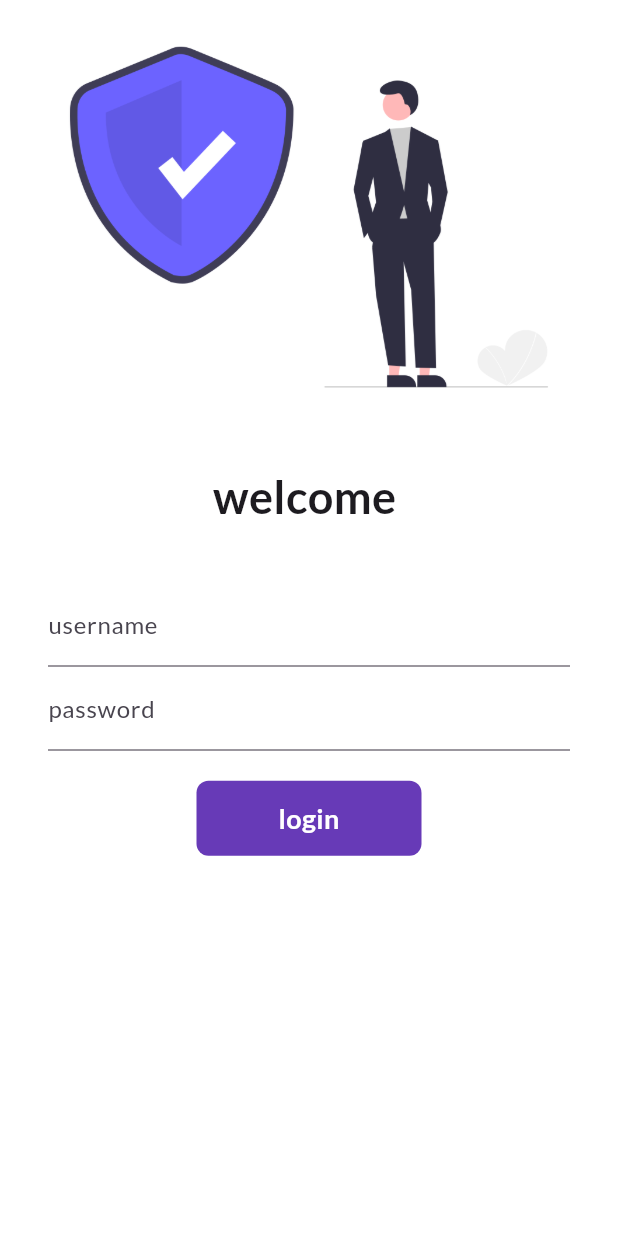
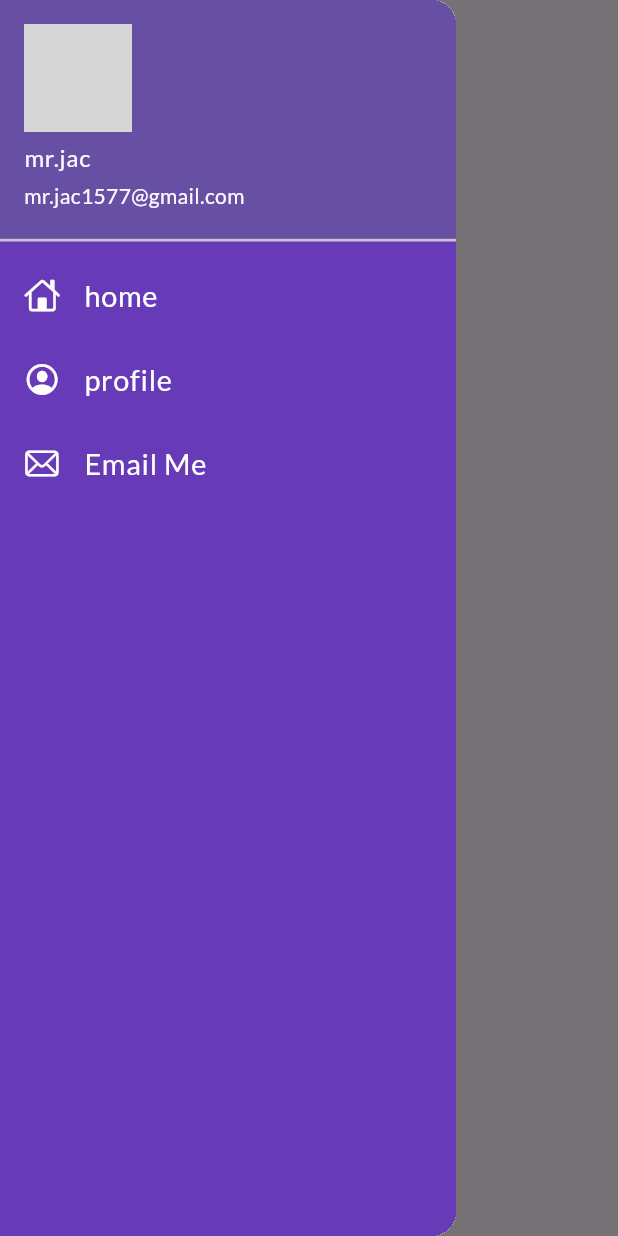
Before and after one commit to Jeet-1577/First_app_with_flutter-, a Flutter app: the screen it shows after launch, with the side drawer open (before the commit the screen has no drawer), on a phone screen of 412 x 824 dp. Run offline on Flutter 3.47's test engine with Material 3 defaults, Android fonts, the phone set to English and light mode, and no system bars; our stand-ins replace google_fonts; network calls fail; grey boxes are pictures that could not be loaded.

Commit message:
drower added day 8 complated

```diff
--- a/lib/main.dart
+++ b/lib/main.dart
@@ -22,7 +22,8 @@ class myapp extends StatelessWidget {
       darkTheme: ThemeData(
         brightness: Brightness.dark,
       ),
-      // initialRoute: "/home",
+      debugShowCheckedModeBanner: false, //for romve debug label
+      initialRoute: myrouts.homerout,
       routes: {
         "/": (context) => loginpage(),
         myrouts.homerout: (context) => homepage(),
--- a/lib/pages/home_page.dart
+++ b/lib/pages/home_page.dart
@@ -1,4 +1,5 @@
 import 'package:flutter/material.dart';
+import 'package:flutter_catalog/widgets/drawer.dart';
 
 class homepage extends StatelessWidget {
   final int days = 30;
@@ -14,7 +15,7 @@ class homepage extends StatelessWidget {
           child: Text("welcome to $days days flutter $days "),
         ),
       ),
-      drawer: Drawer(),
+      drawer: mydrawer(),
     );
   }
 }
--- /dev/null
+++ b/lib/widgets/drawer.dart
@@ -0,0 +1,70 @@
+import 'package:flutter/cupertino.dart';
+import 'package:flutter/material.dart';
+
+class mydrawer extends StatelessWidget {
+  @override
+  Widget build(BuildContext context) {
+    final imageUrl =
+        "https://static.vecteezy.com/system/resources/previews/009/130/976/original/jac-logo-jac-letter-jac-letter-logo-design-initials-jac-logo-linked-with-circle-and-uppercase-monogram-logo-jac-typography-for-technology-business-and-real-estate-brand-vector.jpg";
+    return Drawer(
+      child: Container(
+        color: Colors.deepPurple,
+        child: ListView(
+          // padding: EdgeInsets.zero,
+          children: [
+            DrawerHeader(
+              padding: EdgeInsets.zero,
+              child: UserAccountsDrawerHeader(
+                margin: EdgeInsets.zero,
+                accountName: Text("mr.jac"),
+                accountEmail: Text("mr.jac1577@gmail.com"),
+                currentAccountPicture: CircleAvatar(
+                  backgroundImage: NetworkImage(imageUrl),
+                ),
+              ),
+            ),
+            ListTile(
+              leading: Icon(
+                CupertinoIcons.home,
+                color: Colors.white,
+              ),
+              title: Text(
+                "home",
+                textScaleFactor: 1.2,
+                style: TextStyle(
+                  color: Colors.white,
+                ),
+              ),
+            ),
+            ListTile(
+              leading: Icon(
+                CupertinoIcons.profile_circled,
+                color: Colors.white,
+              ),
+              title: Text(
+                "profile",
+                textScaleFactor: 1.2,
+                style: TextStyle(
+                  color: Colors.white,
+                ),
+              ),
+            ),
+            ListTile(
+              leading: Icon(
+                CupertinoIcons.mail,
+                color: Colors.white,
+              ),
+              title: Text(
+                "Email Me",
+                textScaleFactor: 1.2,
+                style: TextStyle(
+                  color: Colors.white,
+                ),
+              ),
+            )
+          ],
+        ),
+      ),
+    );
+  }
+}
```
